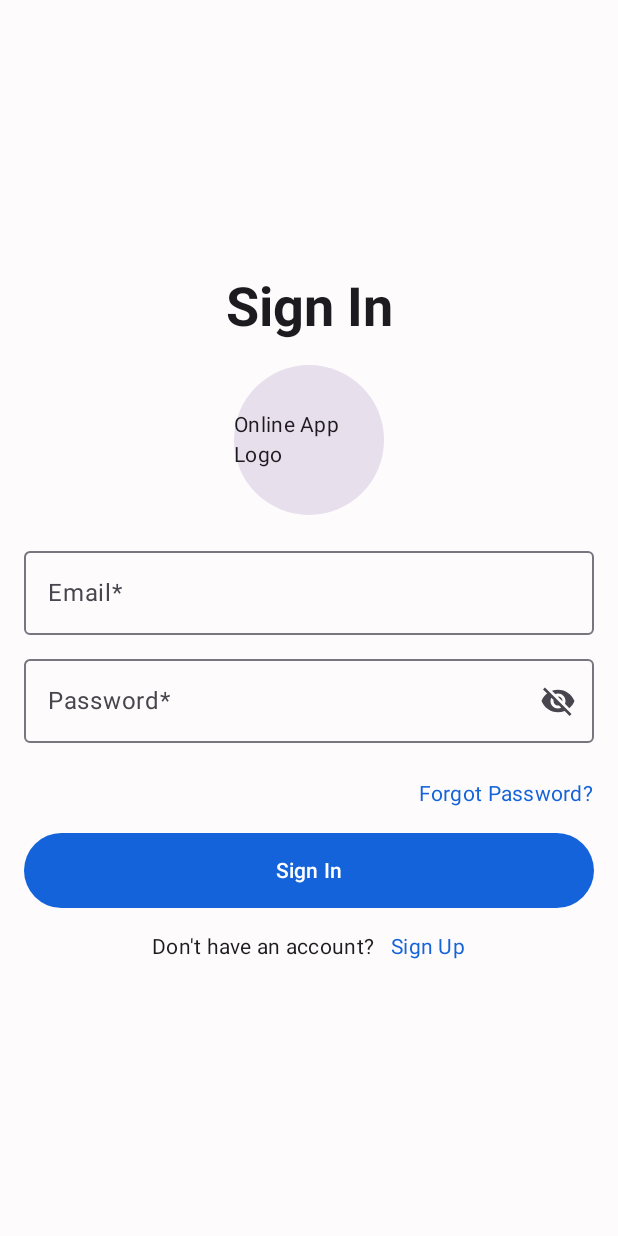
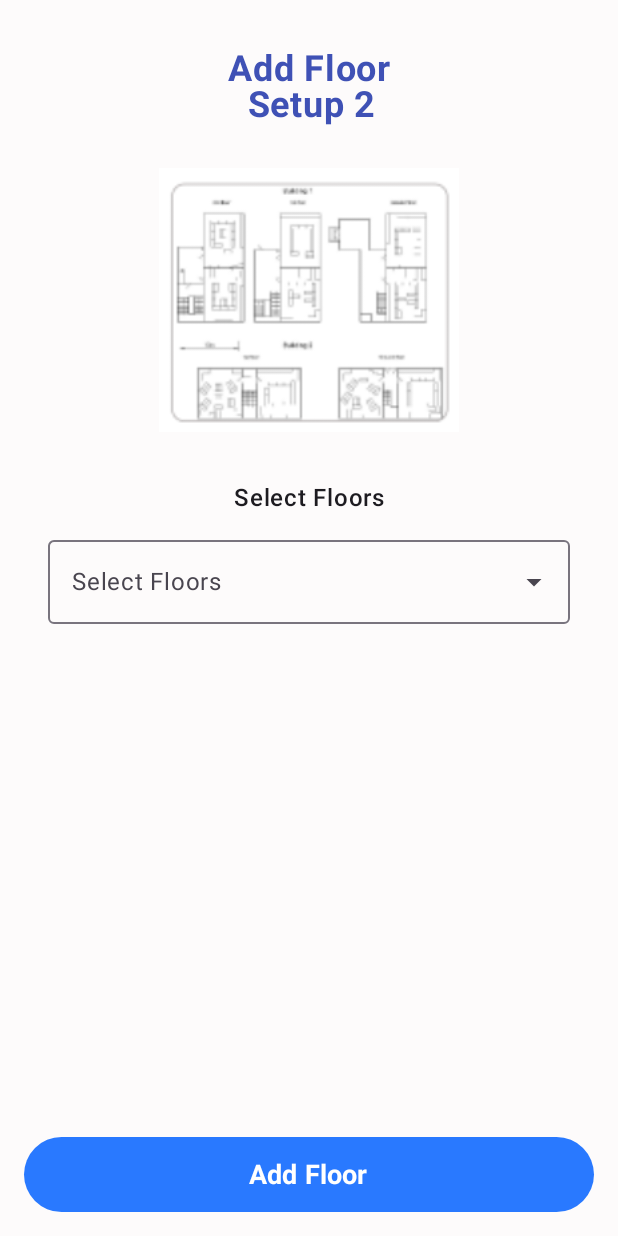
Before and after one commit to solutionsaint/auth-module, an Android app built with Jetpack Compose: the screen it shows after launch (MainActivity), on a phone screen of 412 x 824 dp. Run offline under Robolectric (Android 15) with nearby library versions, the phone set to English and light mode, and no system bars; our stand-ins replace Dagger/Hilt's generated code, accompanist.

Commit message:
Added screens and changed navigation

```diff
--- a/app/src/main/java/com/techlambda/onlineeducation/navigation/AppNavigation.kt
+++ b/app/src/main/java/com/techlambda/onlineeducation/navigation/AppNavigation.kt
@@ -9,6 +9,10 @@ import androidx.navigation.compose.composable
 import com.techlambda.onlineeducation.ui.signin.SignInScreen
 import com.techlambda.onlineeducation.ui.signin.SignUpScreen
 import com.techlambda.onlineeducation.customcanvas.BlueprintDrawer
+import com.techlambda.onlineeducation.ui.adminModule.AddFloorSetupScreen
+import com.techlambda.onlineeducation.ui.adminModule.AddInstituteScreen
+import com.techlambda.onlineeducation.ui.adminModule.SetupCompleteScreen
+import com.techlambda.onlineeducation.ui.adminModule.drawLayoutSetupScreen
 import kotlinx.serialization.Serializable
 
 
@@ -22,18 +26,23 @@ fun AppNavHost(modifier: Modifier) {
     NavHost(
         modifier = modifier,
         navController = navHostController,
-        startDestination = AppNavigation.SignInScreen,
+        startDestination = AppNavigation.AddFloor,
     ) {
-        composable<AppNavigation.Splash> {
+        composable<AppNavigation.AddFloor> {
+           AddFloorSetupScreen()
+        }
+        composable<AppNavigation.AddInstitute> {
+            AddInstituteScreen()
+        }
+        composable<AppNavigation.AddLayout> {
+            drawLayoutSetupScreen()
+        }
+        composable<AppNavigation.SetupComplete> {
+            SetupCompleteScreen()
+        }
+        composable<AppNavigation.AddLayoutDraw> {
             BlueprintDrawer()
         }
-        composable<AppNavigation.SignInScreen> {
-            SignInScreen()
-        }
-        composable<AppNavigation.SignupStudentScreen> {
-            SignUpScreen()
-        }
-        composable<AppNavigation.SignUpInstructorScreen> {}
         composable<AppNavigation.VerifyOtpScreen> {
 
         }
@@ -51,6 +60,21 @@ fun AppNavHost(modifier: Modifier) {
 sealed class AppNavigation {
     @Serializable
     data object Splash
+
+    @Serializable
+    data object AddFloor
+
+    @Serializable
+    data object AddInstitute
+
+    @Serializable
+    data object AddLayout
+
+    @Serializable
+    data object AddLayoutDraw
+
+    @Serializable
+    data object SetupComplete
 
     @Serializable
     data object SignInScreen
--- a/app/src/main/java/com/techlambda/onlineeducation/ui/adminModule/addFloorScreen.kt
+++ b/app/src/main/java/com/techlambda/onlineeducation/ui/adminModule/addFloorScreen.kt
@@ -36,10 +36,13 @@ import androidx.compose.ui.tooling.preview.Preview
 import androidx.compose.ui.unit.dp
 import androidx.compose.ui.unit.sp
 import com.techlambda.onlineeducation.R
+import com.techlambda.onlineeducation.navigation.AppNavigation
+import com.techlambda.onlineeducation.navigation.LocalNavigationProvider
 
 @OptIn(ExperimentalMaterial3Api::class)
 @Composable
 fun AddFloorSetupScreen() {
+    val navController = LocalNavigationProvider.current
     var selectedFloor by remember { mutableStateOf("") }
     var expanded by remember { mutableStateOf(false) }
     val floorOptions = listOf("Floor 1", "Floor 2", "Floor 3")
@@ -121,7 +124,7 @@ fun AddFloorSetupScreen() {
 }
         Button(
             onClick = {
-                // Handle add floor logic here
+                navController.navigate(AppNavigation.AddInstitute)
             },
             modifier = Modifier
                 .fillMaxWidth()
--- a/app/src/main/java/com/techlambda/onlineeducation/ui/theme/Theme.kt
+++ b/app/src/main/java/com/techlambda/onlineeducation/ui/theme/Theme.kt
@@ -8,13 +8,16 @@ import androidx.compose.material3.dynamicDarkColorScheme
 import androidx.compose.material3.dynamicLightColorScheme
 import androidx.compose.material3.lightColorScheme
 import androidx.compose.runtime.Composable
+import androidx.compose.ui.graphics.Color
 import androidx.compose.ui.platform.LocalContext
 
 private val DarkColorScheme = darkColorScheme(
     primary = blue,
     secondary = blue_light,
     tertiary = blue_dark,
-    background = background_dark
+    background = background_dark,
+    surfaceContainer = Color.Black,
+    secondaryContainer = Color.Black
 )
 
 private val LightColorScheme = lightColorScheme(
```
Also changed, not shown: app/src/main/java/com/techlambda/onlineeducation/customcanvas/CustomCanvas.kt (+14 -12 lines), app/src/main/java/com/techlambda/onlineeducation/ui/adminModule/addInstituteScreen.kt (+20 -13 lines), app/src/main/java/com/techlambda/onlineeducation/ui/adminModule/drawLayoutScreen.kt (+11 -4 lines).
